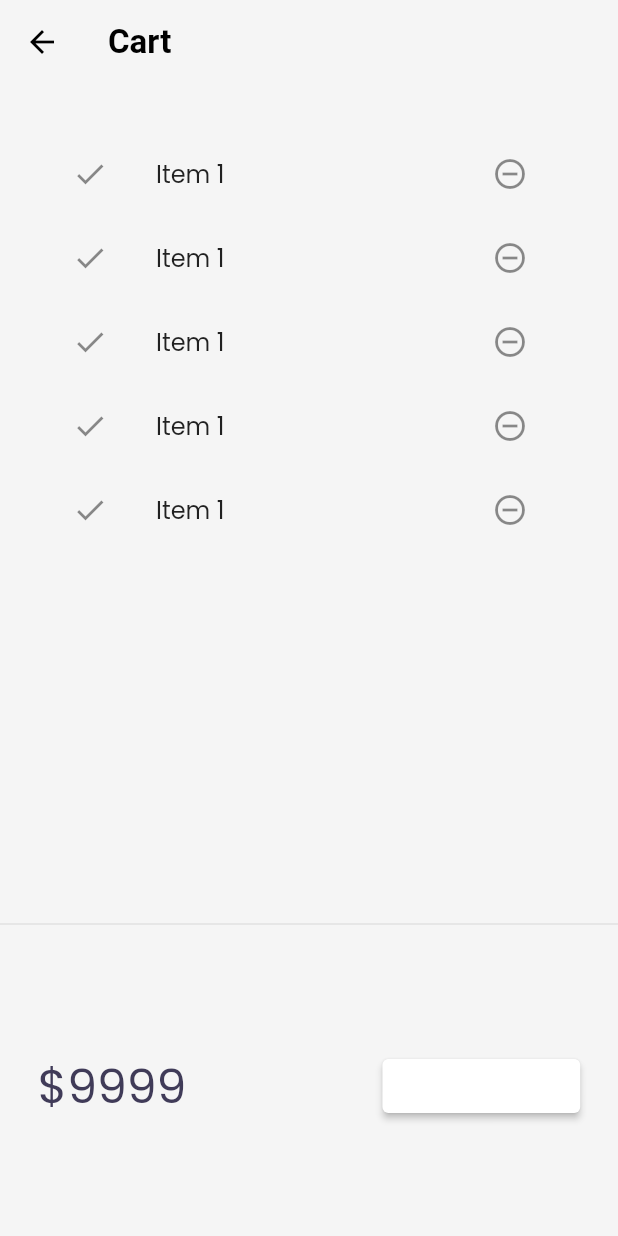
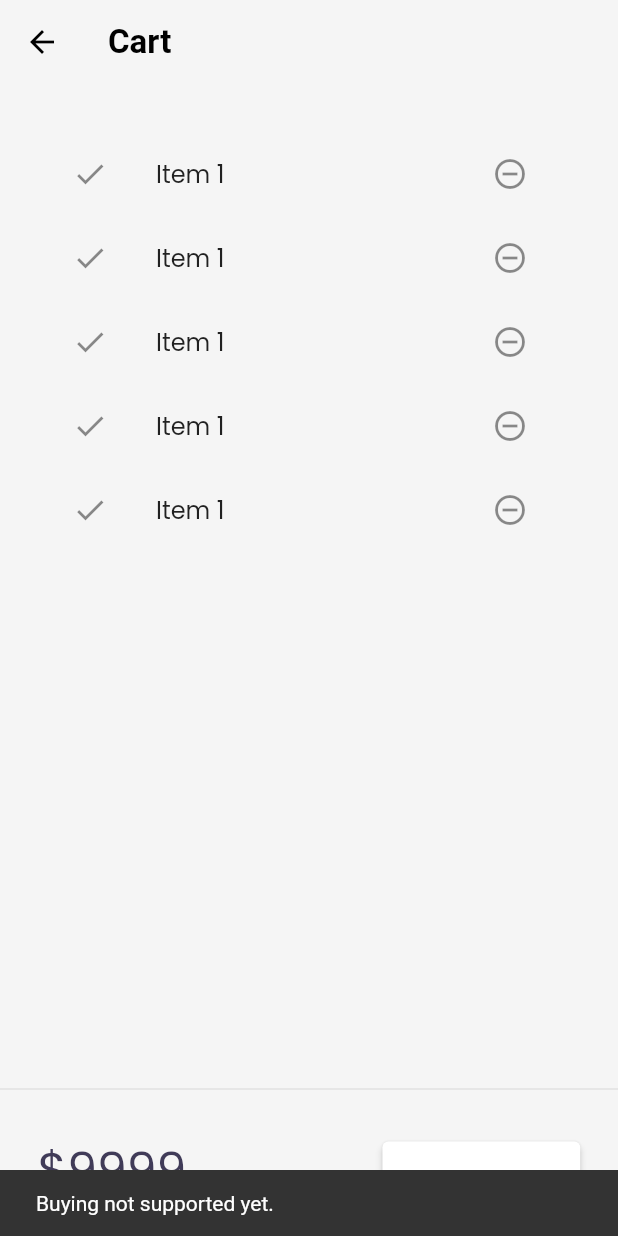
Before and after one commit to Meetpatel-09/learning-flutter, a Flutter app: the CartPage screen opened by its route, after a tap on "Buy", on a phone screen of 412 x 824 dp. Run offline on Flutter 3.47's test engine with Material 2 defaults, Android fonts, the phone set to English and light mode, and no system bars; our stand-ins replace google_fonts, velocity_x; network calls fail.

Commit message:
Day 19 completed

```diff
--- a/lib/models/catalog.dart
+++ b/lib/models/catalog.dart
@@ -2,12 +2,12 @@ class CatalogModel {
   static List<Item> items = [];
 
   // Get Item by ID
-  static Item getById(int id) =>
+  Item getById(int id) =>
       // ignore: null_closures
       items.firstWhere((element) => element.id == id, orElse: null);
 
   // Get item by position
-  static Item getByPosition(int pos) => items[pos];
+  Item getByPosition(int pos) => items[pos];
 }
 
 class Item {
--- a/lib/pages/cart_page.dart
+++ b/lib/pages/cart_page.dart
@@ -29,14 +29,17 @@ class _CartTotal extends StatelessWidget {
   @override
   Widget build(BuildContext context) {
     return SizedBox(
-      height: 200,
+      height: 90,
       child: Row(
         mainAxisAlignment: MainAxisAlignment.spaceAround,
         children: [
           "\$9999".text.xl4.color(context.theme.secondaryHeaderColor).make(),
           30.widthBox,
           ElevatedButton(
-            onPressed: () {},
+            onPressed: () {
+              ScaffoldMessenger.of(context).showSnackBar(
+                  SnackBar(content: "Buying not supported yet.".text.make()));
+            },
             style: ButtonStyle(
                 backgroundColor:
                     MaterialStateProperty.all(context.backgroundColor)),
--- a/lib/widgets/home_widgets/catalog_list.dart
+++ b/lib/widgets/home_widgets/catalog_list.dart
@@ -14,7 +14,7 @@ class CatalogList extends StatelessWidget {
       shrinkWrap: true,
       itemCount: CatalogModel.items.length,
       itemBuilder: (context, index) {
-        final catalog = CatalogModel.getByPosition(index);
+        final catalog = CatalogModel.items[index];
         return InkWell(
             onTap: () => Navigator.push(
                   context,
```
Also changed, not shown: lib/models/cart.dart (added, +36 -0 lines).
